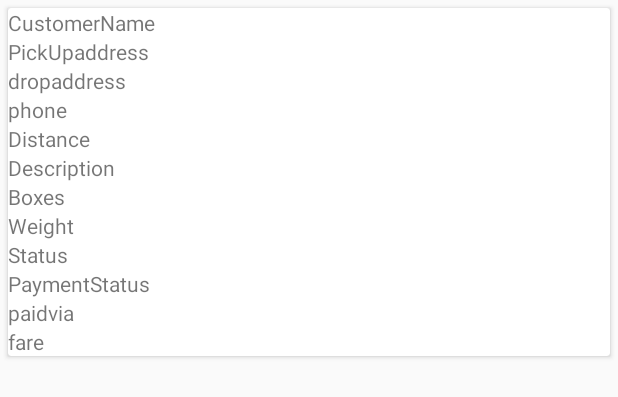
After one commit to zaylabs/TruckItZayLabsv1, an Android app: the layout current_ride_siglet_item.xml on its own in the app's theme, with its tools: preview values and no code run, on a phone screen of 412 x 824 dp. The commit adds this screen. Shown: the top 397 px of the screen. Run offline under Robolectric (Android 15) with nearby library versions, the phone set to English and light mode, and no system bars.

Commit message:
Current Ride

```diff
--- a/app/src/main/res/layout/activity_current_ride.xml
+++ b/app/src/main/res/layout/activity_current_ride.xml
@@ -6,4 +6,10 @@
     android:layout_height="match_parent"
     tools:context=".currentRide">
 
+    <android.support.v7.widget.RecyclerView
+        android:layout_width="match_parent"
+        android:layout_height="match_parent"
+        android:id="@+id/currentRideRV">
+    </android.support.v7.widget.RecyclerView>
+
 </android.support.constraint.ConstraintLayout>
--- /dev/null
+++ b/app/src/main/res/layout/current_ride_siglet_item.xml
@@ -0,0 +1,115 @@
+<?xml version="1.0" encoding="utf-8"?>
+<LinearLayout xmlns:android="http://schemas.android.com/apk/res/android"
+    xmlns:app="http://schemas.android.com/apk/res-auto"
+    xmlns:tools="http://schemas.android.com/tools"
+    android:layout_width="match_parent"
+    android:layout_height="wrap_content"
+    android:orientation="vertical">
+
+
+    <android.support.v7.widget.CardView
+
+        android:layout_width="match_parent"
+        android:layout_height="wrap_content"
+        android:layout_margin="5dp"
+
+        >
+        <RelativeLayout
+            android:layout_width="match_parent"
+            android:layout_height="wrap_content">
+            <TextView
+                android:layout_width="match_parent"
+                android:layout_height="wrap_content"
+                android:id="@+id/CRcustomername"
+                android:text="CustomerName"
+                />
+            <TextView
+                android:layout_width="match_parent"
+                android:layout_height="wrap_content"
+                android:id="@+id/CRpickupaddress"
+                android:text="PickUpaddress"
+                android:layout_below="@id/CRcustomername"
+                />
+
+            <TextView
+                android:layout_width="match_parent"
+                android:layout_height="wrap_content"
+                android:id="@+id/CRdropaddress"
+                android:text="dropaddress"
+                android:layout_below="@id/CRpickupaddress"
+                />
+
+            <TextView
+                android:layout_width="match_parent"
+                android:layout_height="wrap_content"
+                android:id="@+id/CRcustomerphone"
+                android:text="phone"
+                android:layout_below="@id/CRdropaddress"
+                />
+            <TextView
+                android:layout_width="match_parent"
+                android:layout_height="wrap_content"
+                android:id="@+id/CRridedistance"
+                android:text="Distance"
+                android:layout_below="@id/CRcustomerphone"
+                />
+            <TextView
+                android:layout_width="match_parent"
+                android:layout_height="wrap_content"
+                android:id="@+id/CRdescription"
+                android:text="Description"
+                android:layout_below="@id/CRridedistance"
+                />
+            <TextView
+                android:layout_width="match_parent"
+                android:layout_height="wrap_content"
+                android:id="@+id/CRBoxes"
+                android:text="Boxes"
+                android:layout_below="@id/CRdescription"
+                />
+            <TextView
+                android:layout_width="match_parent"
+                android:layout_height="wrap_content"
+                android:id="@+id/CRweight"
+                android:text="Weight"
+                android:layout_below="@id/CRBoxes"
+                />
+            <TextView
+                android:layout_width="match_parent"
+                android:layout_height="wrap_content"
+                android:id="@+id/CRstatus"
+                android:text="Status"
+                android:layout_below="@id/CRweight"
+                />
+
+            <TextView
+                android:layout_width="match_parent"
+                android:layout_height="wrap_content"
+                android:id="@+id/CRpaymentstatus"
+                android:text="PaymentStatus"
+                android:layout_below="@id/CRstatus"
+                />
+            <TextView
+                android:layout_width="match_parent"
+                android:layout_height="wrap_content"
+                android:id="@+id/CRpaidvia"
+                android:text="paidvia"
+                android:layout_below="@id/CRpaymentstatus"
+                />
+
+            <TextView
+                android:layout_width="match_parent"
+                android:layout_height="wrap_content"
+                android:id="@+id/CRfare"
+                android:text="fare"
+                android:layout_below="@id/CRpaidvia"
+                />
+
+
+
+        </RelativeLayout>
+    </android.support.v7.widget.CardView>
+
+
+
+</LinearLayout>
```
Also changed, not shown: app/src/main/java/com/zaylabs/truckitzaylabsv1/DTO/acceptRequest.java (added, +278 -0 lines), app/src/main/java/com/zaylabs/truckitzaylabsv1/RecylerViewAdapter/currentRideAdapter.java (added, +90 -0 lines), app/src/main/java/com/zaylabs/truckitzaylabsv1/currentRide.java (+67 -0 lines).
